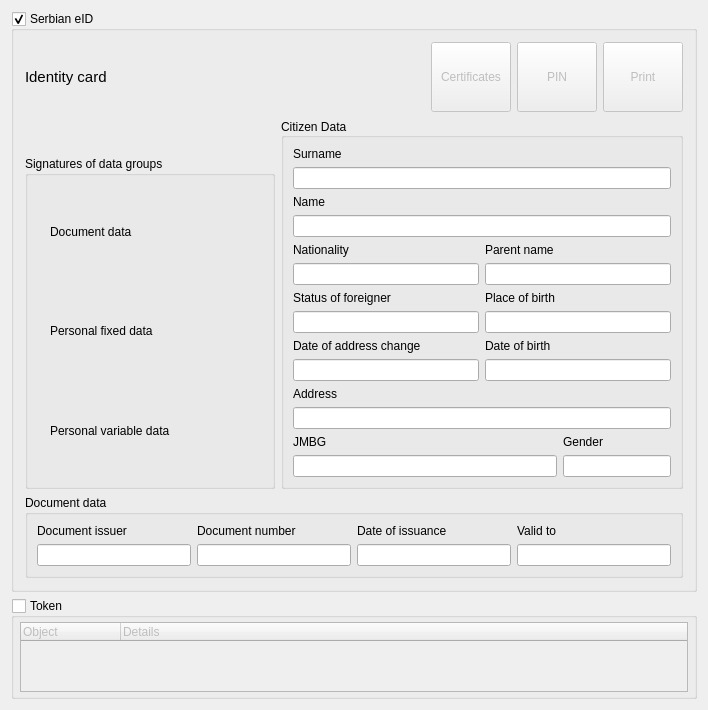
Qt form src/document/eid/eid.ui (LibreSCRS/LibreCelik) before a commit.
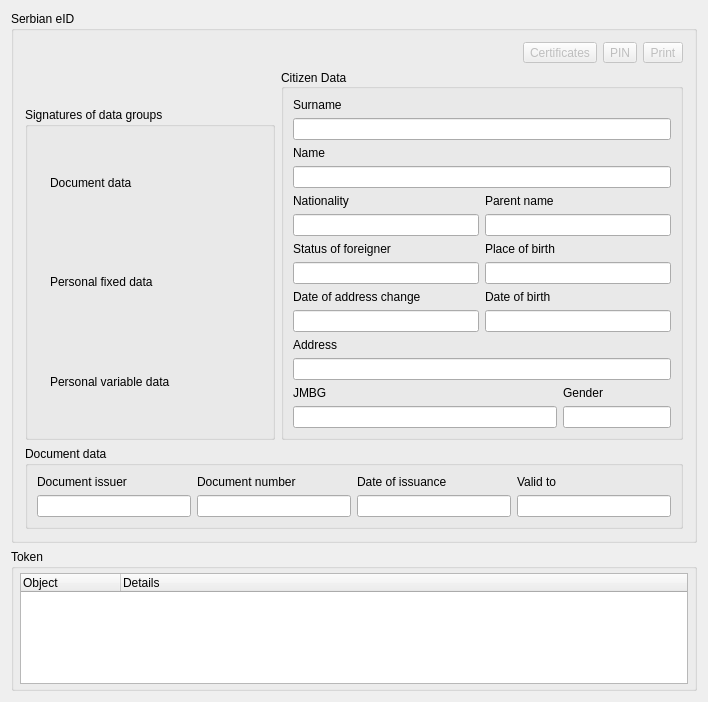
The same form after that commit. Icons and pictures are not drawn. Custom widgets are drawn as their Qt base class.

Commit message: Add CollapsibleSection widget and redesign eID/vehicle card UI

Patch:
```diff
--- a/src/document/eid/eid.ui
+++ b/src/document/eid/eid.ui
@@ -19,12 +19,6 @@
      <property name="title">
       <string>Serbian eID</string>
      </property>
-     <property name="checkable">
-      <bool>true</bool>
-     </property>
-     <property name="checked">
-      <bool>true</bool>
-     </property>
      <layout class="QVBoxLayout" name="verticalLayout_identity">
       <property name="spacing">
        <number>2</number>
@@ -45,32 +39,7 @@
        <widget class="QWidget" name="identityContentWidget" native="true">
     <layout class="QVBoxLayout" name="verticalLayout_70">
      <item>
-      <layout class="QHBoxLayout" name="horizontalLayout_29" stretch="3">
-       <item>
-        <layout class="QVBoxLayout" name="verticalLayout_47" stretch="0">
-         <item>
           <layout class="QHBoxLayout" name="horizontalLayout_30">
-           <item>
-            <widget class="QLabel" name="lkLabel_3">
-             <property name="sizePolicy">
-              <sizepolicy hsizetype="Fixed" vsizetype="Fixed">
-               <horstretch>0</horstretch>
-               <verstretch>0</verstretch>
-              </sizepolicy>
-             </property>
-             <property name="font">
-              <font>
-               <pointsize>11</pointsize>
-              </font>
-             </property>
-             <property name="text">
-              <string>Identity card</string>
-             </property>
-             <property name="alignment">
-              <set>Qt::AlignmentFlag::AlignLeading|Qt::AlignmentFlag::AlignLeft|Qt::AlignmentFlag::AlignVCenter</set>
-             </property>
-            </widget>
-           </item>
            <item>
             <spacer name="horizontalSpacer_5">
              <property name="orientation">
@@ -89,18 +58,6 @@
              <property name="enabled">
               <bool>false</bool>
              </property>
-             <property name="sizePolicy">
-              <sizepolicy hsizetype="Fixed" vsizetype="Fixed">
-               <horstretch>0</horstretch>
-               <verstretch>0</verstretch>
-              </sizepolicy>
-             </property>
-             <property name="minimumSize">
-              <size>
-               <width>80</width>
-               <height>70</height>
-              </size>
-             </property>
              <property name="text">
               <string>Certificates</string>
              </property>
@@ -110,12 +67,12 @@
              </property>
              <property name="iconSize">
               <size>
-               <width>48</width>
-               <height>48</height>
+           <width>32</width>
+           <height>32</height>
               </size>
              </property>
              <property name="toolButtonStyle">
-              <enum>Qt::ToolButtonStyle::ToolButtonTextUnderIcon</enum>
+          <enum>Qt::ToolButtonStyle::ToolButtonIconOnly</enum>
              </property>
             </widget>
            </item>
@@ -124,18 +81,6 @@
              <property name="enabled">
               <bool>false</bool>
              </property>
-             <property name="sizePolicy">
-              <sizepolicy hsizetype="Fixed" vsizetype="Fixed">
-               <horstretch>0</horstretch>
-               <verstretch>0</verstretch>
-              </sizepolicy>
-             </property>
-             <property name="minimumSize">
-              <size>
-               <width>80</width>
-               <height>70</height>
-              </size>
-             </property>
              <property name="text">
               <string>PIN</string>
              </property>
@@ -145,12 +90,12 @@
              </property>
              <property name="iconSize">
               <size>
-               <width>48</width>
-               <height>48</height>
+           <width>32</width>
+           <height>32</height>
               </size>
              </property>
              <property name="toolButtonStyle">
-              <enum>Qt::ToolButtonStyle::ToolButtonTextUnderIcon</enum>
+          <enum>Qt::ToolButtonStyle::ToolButtonIconOnly</enum>
              </property>
             </widget>
            </item>
@@ -159,18 +104,6 @@
              <property name="enabled">
               <bool>false</bool>
              </property>
-             <property name="sizePolicy">
-              <sizepolicy hsizetype="Fixed" vsizetype="Fixed">
-               <horstretch>0</horstretch>
-               <verstretch>0</verstretch>
-              </sizepolicy>
-             </property>
-             <property name="minimumSize">
-              <size>
-               <width>80</width>
-               <height>70</height>
-              </size>
-             </property>
              <property name="text">
               <string>Print</string>
              </property>
@@ -180,18 +113,14 @@
              </property>
              <property name="iconSize">
               <size>
-               <width>48</width>
-               <height>48</height>
+           <width>32</width>
+           <height>32</height>
               </size>
              </property>
              <property name="toolButtonStyle">
-              <enum>Qt::ToolButtonStyle::ToolButtonTextUnderIcon</enum>
-             </property>
-            </widget>
-           </item>
-          </layout>
-         </item>
-        </layout>
+          <enum>Qt::ToolButtonStyle::ToolButtonIconOnly</enum>
+         </property>
+        </widget>
        </item>
       </layout>
      </item>
@@ -792,12 +721,6 @@
      <property name="title">
       <string>Token</string>
      </property>
-     <property name="checkable">
-      <bool>true</bool>
-     </property>
-     <property name="checked">
-      <bool>false</bool>
-     </property>
      <layout class="QVBoxLayout" name="verticalLayout_token">
       <property name="spacing">
        <number>2</number>
@@ -843,8 +766,28 @@
      </layout>
     </widget>
    </item>
+   <item>
+    <spacer name="verticalSpacer">
+     <property name="orientation">
+      <enum>Qt::Orientation::Vertical</enum>
+     </property>
+     <property name="sizeHint" stdset="0">
+      <size>
+       <width>20</width>
+       <height>40</height>
+      </size>
+     </property>
+    </spacer>
+   </item>
   </layout>
  </widget>
+ <customwidgets>
+  <customwidget>
+   <class>CollapsibleSection</class>
+   <extends>QGroupBox</extends>
+   <header>utils/collapsiblesection.h</header>
+  </customwidget>
+ </customwidgets>
  <resources>
   <include location="../../../resources/librecelik.qrc"/>
  </resources>
```
Left out of the diff: 4 changed lines with no effect on the pictures. Lines whose indentation alone changed are shown as unchanged. The commit also changes 11 other files.
